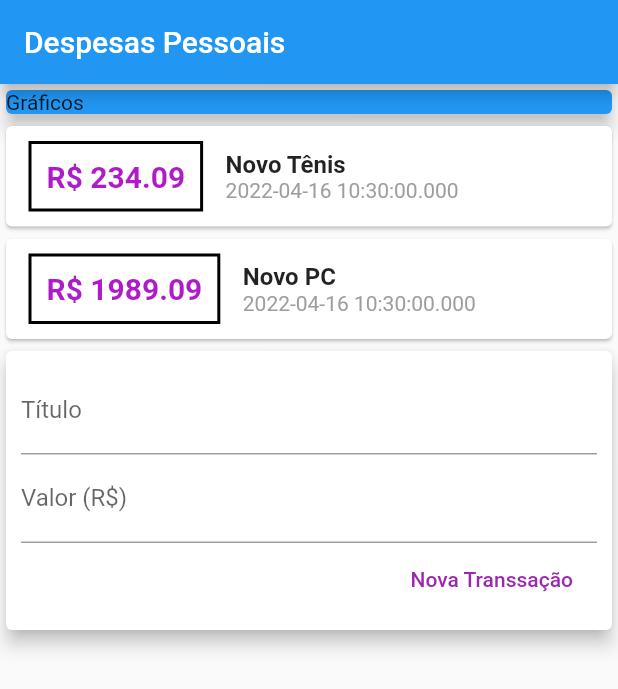
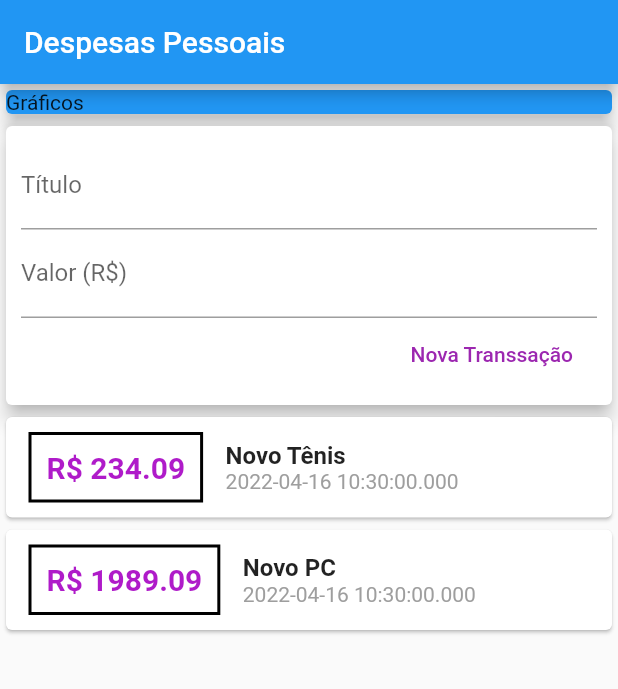
Before and after one commit to fabiojfadsg/expenses_flutter, a Flutter app: the screen it shows after launch, after a tap on "Nova Transsação", on a phone screen of 412 x 824 dp. Shown: the top 689 px of the screen. Run offline on Flutter 3.47's test engine with Material 2 defaults, Android fonts, the phone set to English and light mode, and no system bars.

Commit message:
Criacao de listview

```diff
--- a/lib/components/transaction_form.dart
+++ b/lib/components/transaction_form.dart
@@ -5,6 +5,20 @@ import 'package:flutter/material.dart';
 class TransactionForm extends StatelessWidget {
   final titleControler = TextEditingController();
   final valueControler = TextEditingController();
+
+  final void Function(String, double) onSubmit;
+
+  TransactionForm(this.onSubmit);
+
+  _submitForm() {
+    final title = titleControler.text;
+    final value = double.tryParse(valueControler.text) ?? 0.0;
+
+    if (title.isEmpty || value <= 0) {
+      return;
+    }
+    onSubmit(title, value);
+  }
 
   @override
   Widget build(BuildContext context) {
@@ -22,23 +36,22 @@ class TransactionForm extends StatelessWidget {
             ),
             TextField(
               controller: valueControler,
+              keyboardType: TextInputType.numberWithOptions(decimal: true),
+              onSubmitted: (value) => _submitForm(),
               decoration: InputDecoration(
                 labelText: 'Valor (R\$)',
               ),
             ),
             Row(
               mainAxisAlignment: MainAxisAlignment.end,
-              children: [
+              children: <Widget>[
                 FlatButton(
                   child: Text('Nova Transsação'),
                   textColor: Colors.purple,
-                  onPressed: () {
-                    print(valueControler.text);
-                    print(titleControler.text);
-                  },
+                  onPressed: _submitForm,
                 ),
               ],
-            )
+            ),
           ],
         ),
       ),
--- a/lib/components/transaction_list.dart
+++ b/lib/components/transaction_list.dart
@@ -10,8 +10,13 @@ class TransactionList extends StatelessWidget {
 
   @override
   Widget build(BuildContext context) {
-    return Column(
-      children: transactions.map((tr) {
+    // ignore: sized_box_for_whitespace
+    return Container(
+      height: 300,
+      child: ListView.builder(
+        itemCount: transactions.length,
+        itemBuilder: (ctx, index) {
+          final tr = transactions[index];
           return Card(
               child: Row(
             children: [
@@ -50,7 +55,8 @@ class TransactionList extends StatelessWidget {
               )
             ],
           ));
-      }).toList(),
+        },
+      ),
     );
   }
 }
--- a/lib/main.dart
+++ b/lib/main.dart
@@ -17,7 +17,8 @@ class MyHomePage extends StatelessWidget {
   Widget build(BuildContext context) {
     return Scaffold(
       appBar: AppBar(title: Text('Despesas Pessoais')),
-      body: Column(
+      body: SingleChildScrollView(
+        child: Column(
           crossAxisAlignment: CrossAxisAlignment.stretch,
           children: [
             Container(
@@ -30,6 +31,7 @@ class MyHomePage extends StatelessWidget {
             TransactionUser(),
           ],
         ),
+      ),
     );
   }
 }
```
Also changed, not shown: lib/components/transaction_user.dart (+14 -3 lines). Lines whose indentation alone changed are shown as unchanged.
